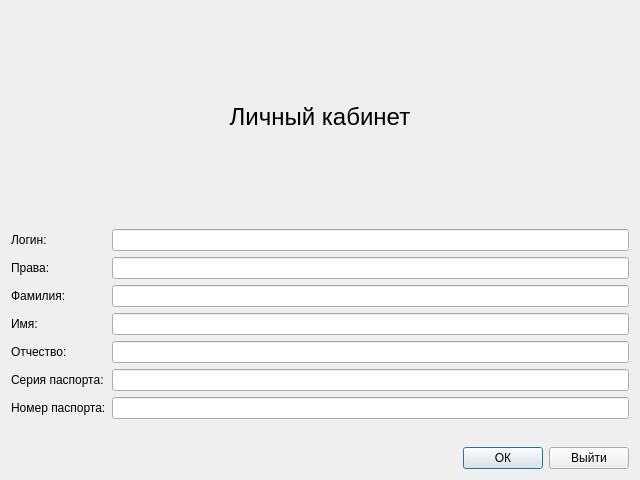
This is accountdialog.ui in BelousovAD/IS-Airport as Qt 5 draws it before an edit. The edited form follows.
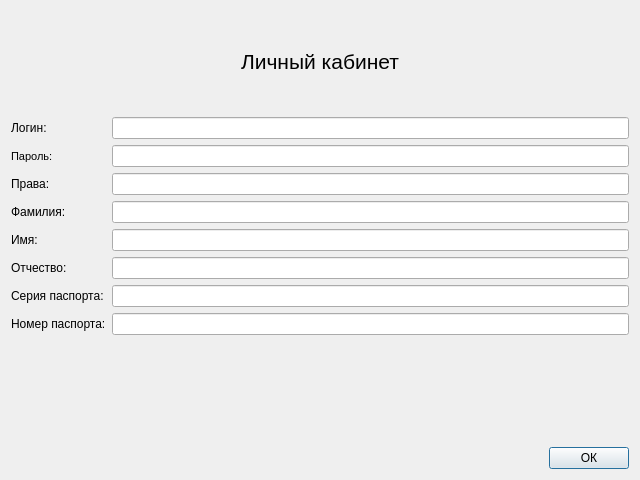
This is the edited form.

The edit to the form file:
```diff
--- a/accountdialog.ui
+++ b/accountdialog.ui
@@ -18,7 +18,7 @@
     <widget class="QLabel" name="titleLabel">
      <property name="font">
       <font>
-       <pointsize>18</pointsize>
+       <pointsize>16</pointsize>
       </font>
      </property>
      <property name="text">
@@ -41,14 +41,14 @@
      <item row="0" column="1">
       <widget class="QLineEdit" name="loginLine"/>
      </item>
-     <item row="1" column="0">
+     <item row="2" column="0">
       <widget class="QLabel" name="rootLabel">
        <property name="text">
         <string>Права:</string>
        </property>
       </widget>
      </item>
-     <item row="1" column="1">
+     <item row="2" column="1">
       <widget class="QLineEdit" name="rootLine">
        <property name="text">
         <string/>
@@ -58,58 +58,87 @@
        </property>
       </widget>
      </item>
-     <item row="2" column="0">
+     <item row="3" column="0">
       <widget class="QLabel" name="surnameLabel">
        <property name="text">
         <string>Фамилия:</string>
        </property>
       </widget>
      </item>
-     <item row="2" column="1">
+     <item row="3" column="1">
       <widget class="QLineEdit" name="surnameLine"/>
      </item>
-     <item row="3" column="0">
+     <item row="4" column="0">
       <widget class="QLabel" name="nameLabel">
        <property name="text">
         <string>Имя:</string>
        </property>
       </widget>
      </item>
-     <item row="3" column="1">
+     <item row="4" column="1">
       <widget class="QLineEdit" name="nameLine"/>
      </item>
-     <item row="4" column="0">
+     <item row="5" column="0">
       <widget class="QLabel" name="midnameLabel">
        <property name="text">
         <string>Отчество:</string>
        </property>
       </widget>
      </item>
-     <item row="4" column="1">
+     <item row="5" column="1">
       <widget class="QLineEdit" name="midnameLine"/>
      </item>
-     <item row="5" column="0">
+     <item row="6" column="0">
       <widget class="QLabel" name="passportSerialLabel">
        <property name="text">
         <string>Серия паспорта:</string>
        </property>
       </widget>
      </item>
-     <item row="5" column="1">
+     <item row="6" column="1">
       <widget class="QLineEdit" name="passportSerialLine"/>
      </item>
-     <item row="6" column="0">
+     <item row="7" column="0">
       <widget class="QLabel" name="passportNumberLabel">
        <property name="text">
         <string>Номер паспорта:</string>
        </property>
       </widget>
      </item>
-     <item row="6" column="1">
+     <item row="7" column="1">
       <widget class="QLineEdit" name="passportNumberLine"/>
      </item>
+     <item row="1" column="0">
+      <widget class="QLabel" name="passwordLabel">
+       <property name="font">
+        <font>
+         <pointsize>8</pointsize>
+        </font>
+       </property>
+       <property name="text">
+        <string>Пароль:</string>
+       </property>
+      </widget>
+     </item>
+     <item row="1" column="1">
+      <widget class="QLineEdit" name="passwordLine">
+       <property name="echoMode">
+        <enum>QLineEdit::Password</enum>
+       </property>
+      </widget>
+     </item>
     </layout>
    </item>
+   <item>
+    <widget class="QLabel" name="errorLabel">
+     <property name="text">
+      <string/>
+     </property>
+     <property name="alignment">
+      <set>Qt::AlignCenter</set>
+     </property>
+    </widget>
+   </item>
    <item>
     <layout class="QHBoxLayout" name="horizontalLayout_8">
      <item>
@@ -138,28 +167,6 @@
        </property>
       </widget>
      </item>
-     <item>
-      <widget class="QPushButton" name="exitButton">
-       <property name="sizePolicy">
-        <sizepolicy hsizetype="Fixed" vsizetype="Fixed">
-         <horstretch>0</horstretch>
-         <verstretch>0</verstretch>
-        </sizepolicy>
-       </property>
-       <property name="text">
-        <string>Выйти</string>
-       </property>
-       <property name="autoDefault">
-        <bool>false</bool>
-       </property>
-       <property name="default">
-        <bool>false</bool>
-       </property>
-       <property name="flat">
-        <bool>false</bool>
-       </property>
-      </widget>
-     </item>
     </layout>
    </item>
   </layout>
```
